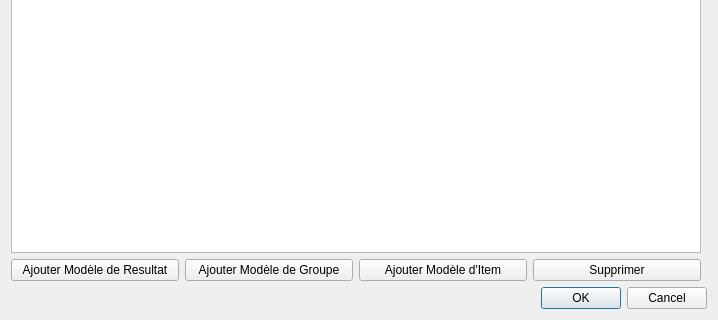
Old version of the form stepcreatorv2/inmodeldialog.ui in the repository computree/computree-v3; both pictures show x 0 to 718 and y 144 to 464 of the 718 by 464 pixel window.
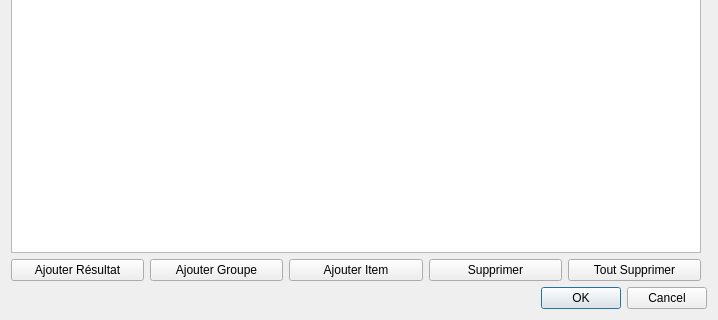
New version of the form.

Patch:
```diff
--- a/stepcreatorv2/inmodeldialog.ui
+++ b/stepcreatorv2/inmodeldialog.ui
@@ -81,21 +81,21 @@
             <item>
              <widget class="QPushButton" name="pb_addResult">
               <property name="text">
-               <string>Ajouter Modèle de Resultat</string>
+               <string>Ajouter Résultat</string>
               </property>
              </widget>
             </item>
             <item>
              <widget class="QPushButton" name="pb_addGroup">
               <property name="text">
-               <string>Ajouter Modèle de Groupe</string>
+               <string>Ajouter Groupe</string>
               </property>
              </widget>
             </item>
             <item>
              <widget class="QPushButton" name="pb_addItem">
               <property name="text">
-               <string>Ajouter Modèle d'Item</string>
+               <string>Ajouter Item</string>
               </property>
              </widget>
             </item>
@@ -106,6 +106,13 @@
               </property>
              </widget>
             </item>
+            <item>
+             <widget class="QPushButton" name="pb_clear">
+              <property name="text">
+               <string>Tout Supprimer</string>
+              </property>
+             </widget>
+            </item>
            </layout>
           </widget>
          </item>
```
